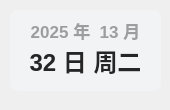
Before: the Qt Designer form ui/minimize/widget-time.ui in Class-Widgets/Class-Widgets, drawn with Qt 5.
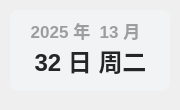
After: the same form once the commit is applied.

Diff of the .ui file:
```diff
--- a/ui/minimize/widget-time.ui
+++ b/ui/minimize/widget-time.ui
@@ -6,7 +6,7 @@
    <rect>
     <x>0</x>
     <y>0</y>
-    <width>170</width>
+    <width>180</width>
     <height>110</height>
    </rect>
   </property>
@@ -61,7 +61,7 @@
     <rect>
      <x>20</x>
      <y>30</y>
-     <width>131</width>
+     <width>141</width>
      <height>61</height>
     </rect>
    </property>
@@ -93,7 +93,7 @@
     <rect>
      <x>10</x>
      <y>10</y>
-     <width>151</width>
+     <width>160</width>
      <height>81</height>
     </rect>
    </property>
```
Left out of the diff: 2 changed lines with no effect on the pictures.
